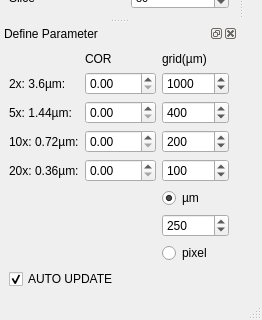
HMarkoetter/BAMline_CT_preview_RECO, file BAMline_CT-helper/on_the_fly_navigator.ui: the form before one commit; both pictures show x 0 to 262 and y 282 to 602 of the 262 by 602 pixel window.
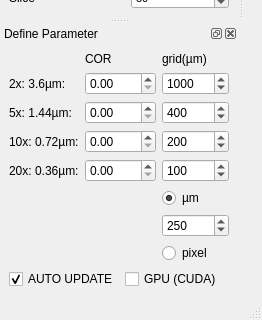
The form after the commit.

Commit message: navigator beta (GPU_CUDA added)

```diff
--- a/BAMline_CT-helper/on_the_fly_navigator.ui
+++ b/BAMline_CT-helper/on_the_fly_navigator.ui
@@ -270,6 +270,13 @@
          </property>
         </widget>
        </item>
+       <item row="0" column="1">
+        <widget class="QCheckBox" name="GPU_CUDA">
+         <property name="text">
+          <string>GPU (CUDA)</string>
+         </property>
+        </widget>
+       </item>
       </layout>
      </item>
      <item row="0" column="0">
```
The commit also changes 1 other file.
